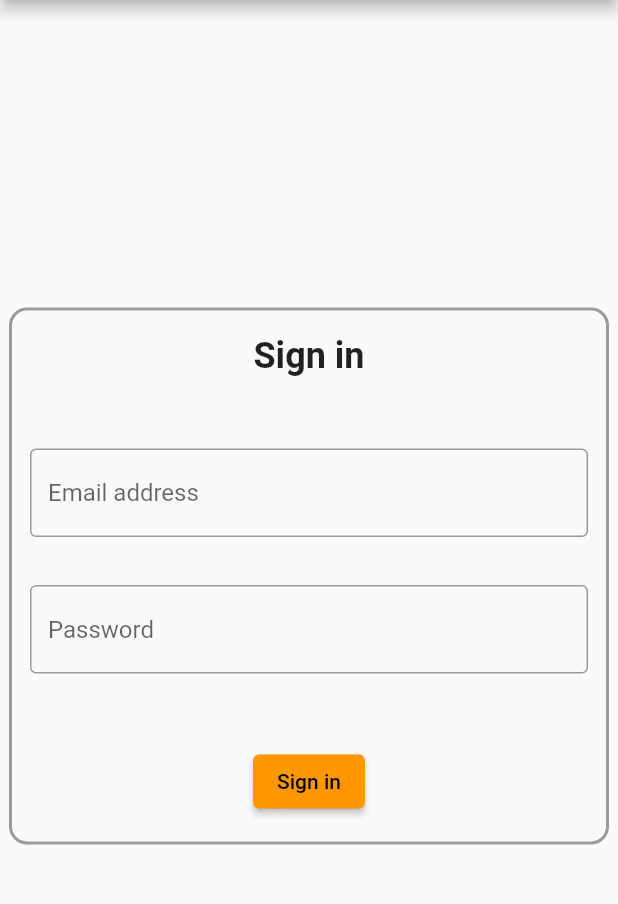
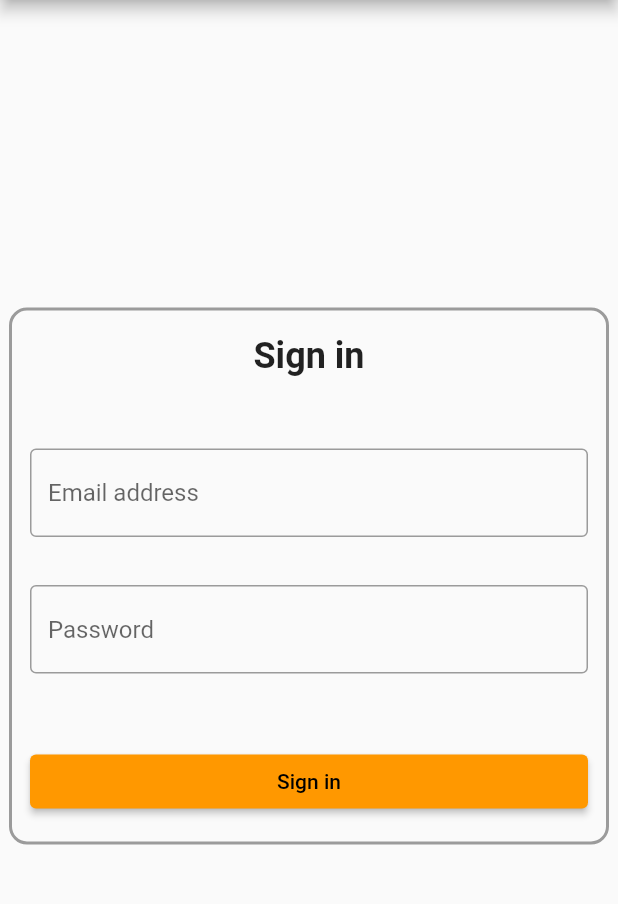
Before and after one commit to akunsecured/emezen_flutter, a Flutter app: the screen it shows after launch, in the side drawer, after a tap on "Login", on a phone screen of 412 x 824 dp, the part 84-988 px from its top. Run offline on Flutter 3.47's test engine with Material 2 defaults, Android fonts, the light colour scheme and no system bars; our stand-ins replace dio, fluttertoast, shared_preferences, url_strategy.

Commit message:
LoadingSupportButton is added.

```diff
--- a/lib/pages/login_form.dart
+++ b/lib/pages/login_form.dart
@@ -3,6 +3,7 @@ import 'package:emezen/model/user.dart';
 import 'package:emezen/network/api_service.dart';
 import 'package:emezen/provider/auth_provider.dart';
 import 'package:emezen/widgets/bordered_text_field.dart';
+import 'package:emezen/widgets/loading_support_button.dart';
 import 'package:flutter/material.dart';
 import 'package:provider/provider.dart';
 
@@ -43,32 +44,30 @@ class _LoginFormState extends State<LoginForm> {
         BorderedTextField(
             _passwordController, 'Password', TextInputType.visiblePassword),
         Container(
-            margin: const EdgeInsets.only(top: 32, bottom: 16),
+          width: double.infinity,
+          margin:
+              const EdgeInsets.only(top: 32, bottom: 16, left: 12, right: 12),
           child: ChangeNotifierProvider(
               create: (_) =>
                   AuthProvider(Provider.of<ApiService>(context, listen: false)),
               builder: (context, child) => Selector<AuthProvider, bool>(
                     selector: (_, authProvider) => authProvider.isLoading,
-                builder: (_, isLoading, __) => ElevatedButton(
-                  child: isLoading
-                      ? const SizedBox(
-                          height: 24,
-                          width: 24,
-                          child: CircularProgressIndicator())
-                      : const Text('Sign in'),
+                    builder: (_, isLoading, __) => LoadingSupportButton(
+                        isLoading: isLoading,
+                        text: 'Login',
                         onPressed: () async {
-                    bool success =
-                        await Provider.of<AuthProvider>(context, listen: false)
+                          bool success = await Provider.of<AuthProvider>(
+                                  context,
+                                  listen: false)
                               .submit(UserWrapper(
                                   userCredentials: UserCredentials(
                                       email: _emailController.text,
                                       password: _passwordController.text),
                                   type: UserWrapperType.credentials));
                           if (success) _navigateBack();
-                  },
+                        }),
+                  )),
         ),
-              ),
-            ))
       ],
     );
   }
--- a/lib/pages/register_form.dart
+++ b/lib/pages/register_form.dart
@@ -3,6 +3,7 @@ import 'package:emezen/model/user.dart';
 import 'package:emezen/network/api_service.dart';
 import 'package:emezen/provider/auth_provider.dart';
 import 'package:emezen/widgets/bordered_text_field.dart';
+import 'package:emezen/widgets/loading_support_button.dart';
 import 'package:flutter/material.dart';
 import 'package:provider/provider.dart';
 
@@ -73,13 +74,9 @@ class _RegisterFormState extends State<RegisterForm> {
                 AuthProvider(Provider.of<ApiService>(context, listen: false)),
             builder: (context, child) => Selector<AuthProvider, bool>(
               selector: (_, authProvider) => authProvider.isLoading,
-              builder: (_, isLoading, __) => ElevatedButton(
-                child: isLoading
-                    ? const SizedBox(
-                        height: 24,
-                        width: 24,
-                        child: CircularProgressIndicator())
-                    : const Text('Register'),
+              builder: (_, isLoading, __) => LoadingSupportButton(
+                isLoading: isLoading,
+                text: 'Register',
                 onPressed: () async {
                   bool success =
                       await Provider.of<AuthProvider>(context, listen: false)
--- /dev/null
+++ b/lib/widgets/loading_support_button.dart
@@ -0,0 +1,33 @@
+import 'package:flutter/material.dart';
+
+class LoadingSupportButton extends StatelessWidget {
+  final bool isLoading;
+  final String text;
+  final Color? buttonColor;
+  final Color? progressIndicatorColor;
+  final Function()? onPressed;
+
+  const LoadingSupportButton(
+      {Key? key,
+      required this.isLoading,
+      required this.text,
+      this.buttonColor,
+      this.progressIndicatorColor,
+      this.onPressed})
+      : super(key: key);
+
+  @override
+  Widget build(BuildContext context) => ElevatedButton(
+        style: buttonColor != null
+            ? ElevatedButton.styleFrom(primary: buttonColor)
+            : null,
+        onPressed: onPressed,
+        child: isLoading
+            ? SizedBox(
+                height: 20,
+                width: 20,
+                child: CircularProgressIndicator(
+                    color: progressIndicatorColor ?? Colors.black))
+            : const Text('Sign in'),
+      );
+}
```
Lines whose indentation alone changed are shown as unchanged.
